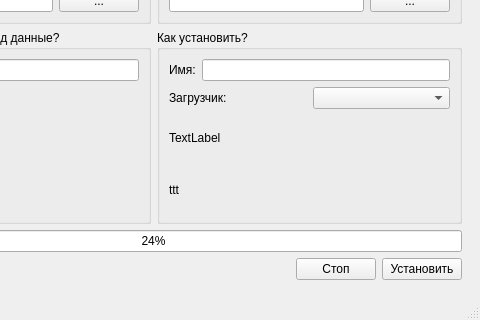
YourDroid/YourDroid, file window.ui: the form before one commit; both pictures show x 173 to 653 and y 165 to 485 of the 653 by 485 pixel window.
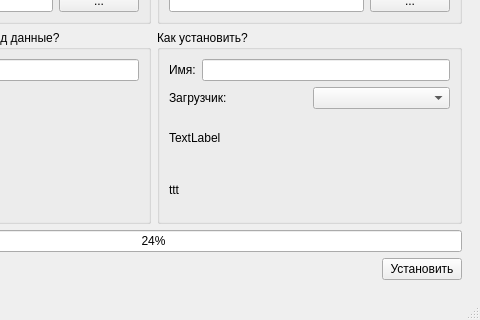
The form after the commit. The open tabs and pages were chosen to show the change. Icons and pictures are not drawn.

Patch:
```diff
--- a/window.ui
+++ b/window.ui
@@ -478,13 +478,6 @@
             </property>
            </spacer>
           </item>
-          <item>
-           <widget class="QPushButton" name="buttonStopInstall">
-            <property name="text">
-             <string>Стоп</string>
-            </property>
-           </widget>
-          </item>
           <item>
            <widget class="QPushButton" name="buttonInstallInstall">
             <property name="text">
```
Left out of the diff: 2 changed lines with no effect on the pictures.
